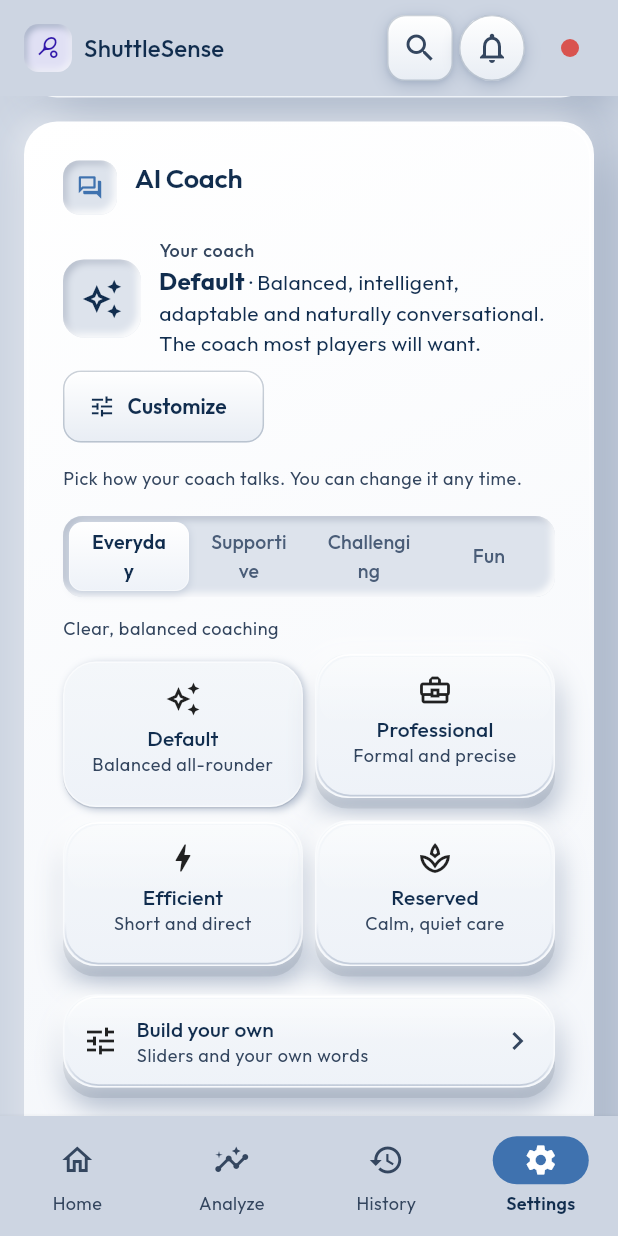
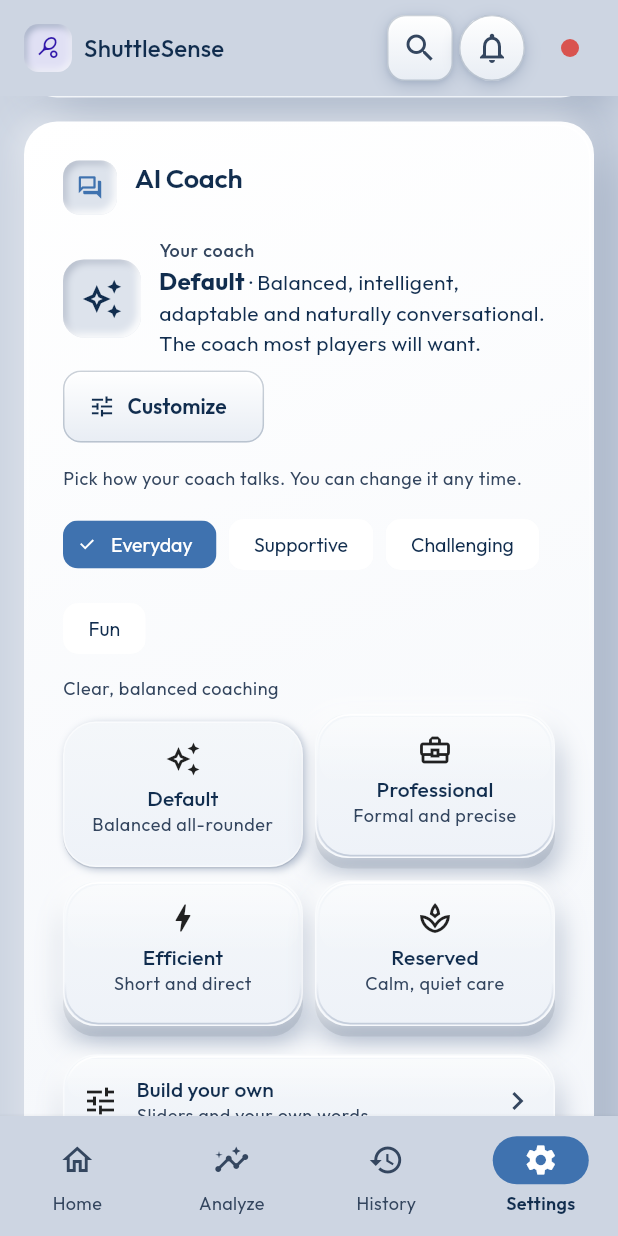
Before and after one commit to Mist10148/ShuttleSense, a Flutter app: the SettingsScreen screen opened by its route, scrolled down 1152 dp, on a phone screen of 412 x 824 dp. Run offline on Flutter 3.47's test engine with Material 3 defaults, Android fonts, the phone set to English and light mode, and no system bars; our stand-ins replace audioplayers, camera, dio, file_picker, fl_chart, flutter_local_notifications and 6 more; missing offline and left inert: media_kit, media_kit_video; accounts and stored records are empty.

Commit message:
fix(coach-personality): keep group and preset names whole on phones
The phone group switcher is a row of chips that wrap, instead of four
segments that cut or split the names at 360 dp. With large text on a
narrow card each preset key gets its own row and the coach's icon sits
above its description.

```diff
--- a/app/lib/features/settings/widgets/coach_personality_card.dart
+++ b/app/lib/features/settings/widgets/coach_personality_card.dart
@@ -77,6 +77,8 @@ class _CoachPersonalityCardState extends ConsumerState<CoachPersonalityCard> {
       child: LayoutBuilder(
         builder: (context, box) {
           final wide = box.maxWidth >= _wide;
+          // Large text on a narrow card: one key per row, so names never break mid-word.
+          final perRow = !wide && MediaQuery.textScalerOf(context).scale(10) >= 15 ? 1 : 2;
           final shown = _group == null
               ? groupOf(preset.id)
               : kPresetGroups.firstWhere((g) => g.id == _group);
@@ -102,6 +104,7 @@ class _CoachPersonalityCardState extends ConsumerState<CoachPersonalityCard> {
                 title: active == null ? preset.label : active.name,
                 detail: active == null ? preset.description : 'based on ${preset.label}',
                 wide: wide,
+                stacked: perRow == 1,
               ),
               const SizedBox(height: Spacing.lg),
               Text('Pick how your coach talks. You can change it any time.', style: muted),
@@ -114,24 +117,29 @@ class _CoachPersonalityCardState extends ConsumerState<CoachPersonalityCard> {
                   const SizedBox(height: Spacing.md),
                 ]
               else ...[
-                // One group at a time keeps a phone card short (it was 17 keys tall).
-                DepthSegmented<String>(
+                // One group at a time keeps a phone card short (it was 17 keys tall). Chips
+                // wrap, so the group names stay whole at any width and text size.
+                Wrap(
                   key: const ValueKey('coach-groups'),
-                  compact: true,
-                  wrapLabels: true,
-                  segments: [
-                    for (final g in kPresetGroups) ButtonSegment(value: g.id, label: Text(g.label)),
+                  spacing: Spacing.sm,
+                  runSpacing: Spacing.sm,
+                  children: [
+                    for (final g in kPresetGroups)
+                      ChoiceChip(
+                        key: ValueKey('coach-group-chip-${g.id}'),
+                        label: Text(g.label),
+                        selected: g.id == shown.id,
+                        onSelected: (_) => setState(() => _group = g.id),
+                      ),
                   ],
-                  selected: {shown.id},
-                  onSelectionChanged: (s) => setState(() => _group = s.first),
                 ),
                 const SizedBox(height: Spacing.sm),
                 Text(shown.blurb, key: const ValueKey('coach-group-blurb'), style: muted),
                 const SizedBox(height: Spacing.sm),
-                for (var i = 0; i < shown.presetIds.length; i += 2) ...[
+                for (var i = 0; i < shown.presetIds.length; i += perRow) ...[
                   _KeyRow(
                     children: [
-                      for (final id in shown.presetIds.skip(i).take(2)) key(presetById(id)),
+                      for (final id in shown.presetIds.skip(i).take(perRow)) key(presetById(id)),
                     ],
                   ),
                   const SizedBox(height: Spacing.sm),
@@ -192,12 +200,16 @@ class _CurrentCoach extends StatelessWidget {
     required this.title,
     required this.detail,
     required this.wide,
+    this.stacked = false,
   });
 
   final IconData icon;
   final String title;
   final String detail;
   final bool wide;
+
+  /// Icon above the text: large text on a narrow card needs the full width.
+  final bool stacked;
 
   @override
   Widget build(BuildContext context) {
@@ -208,23 +220,17 @@ class _CurrentCoach extends StatelessWidget {
       icon: const Icon(Icons.tune),
       label: const Text('Customize'),
     );
-    final summary = Row(
-      children: [
-        InsetBox(
+    final well = InsetBox(
       radius: Radii.md,
       padding: const EdgeInsets.all(Spacing.md),
       child: Icon(icon, size: 28, color: theme.colorScheme.primary),
-        ),
-        const SizedBox(width: Spacing.md),
-        Expanded(
-          child: Column(
+    );
+    final about = Column(
       crossAxisAlignment: CrossAxisAlignment.start,
       children: [
         Text(
           'Your coach',
-                style: theme.textTheme.labelMedium?.copyWith(
-                  color: theme.colorScheme.onSurfaceVariant,
-                ),
+          style: theme.textTheme.labelMedium?.copyWith(color: theme.colorScheme.onSurfaceVariant),
         ),
         Semantics(
           liveRegion: true,
@@ -243,8 +249,21 @@ class _CurrentCoach extends StatelessWidget {
           ),
         ),
       ],
-          ),
-        ),
+    );
+    final summary = stacked
+        ? Column(
+            crossAxisAlignment: CrossAxisAlignment.start,
+            children: [
+              well,
+              const SizedBox(height: Spacing.sm),
+              about,
+            ],
+          )
+        : Row(
+            children: [
+              well,
+              const SizedBox(width: Spacing.md),
+              Expanded(child: about),
             ],
           );
     if (!wide) {
```
Lines whose indentation alone changed are shown as unchanged.
